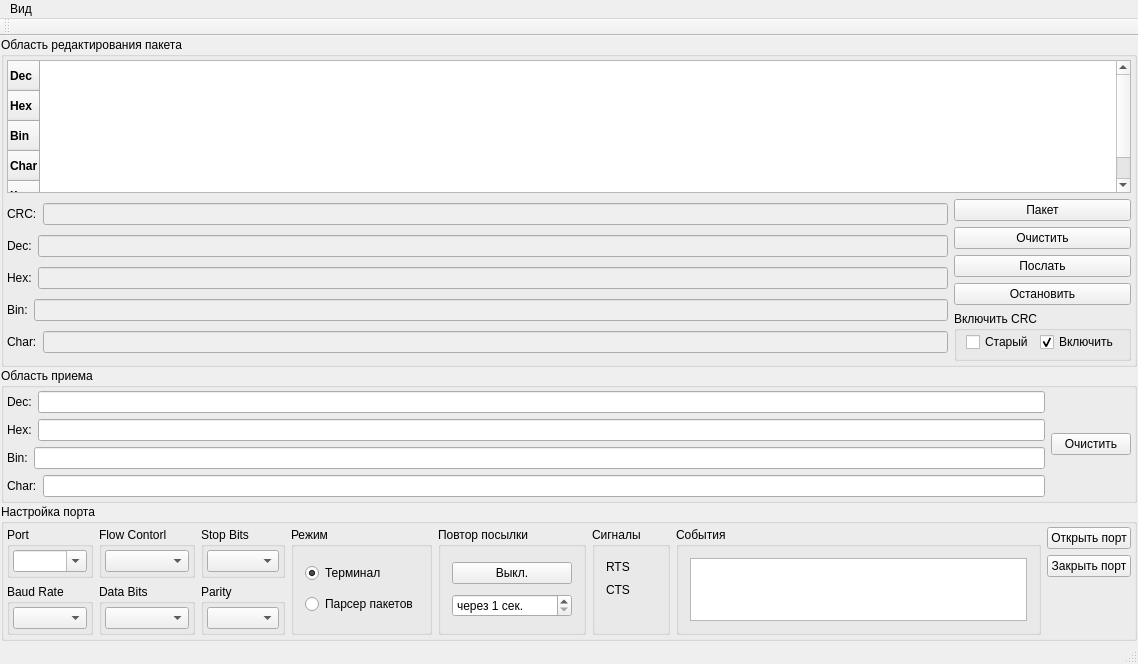
Above: USKTerminal/mainwindow.ui from KurlesHS/USK_Utils before the change. Below: the same form after it.
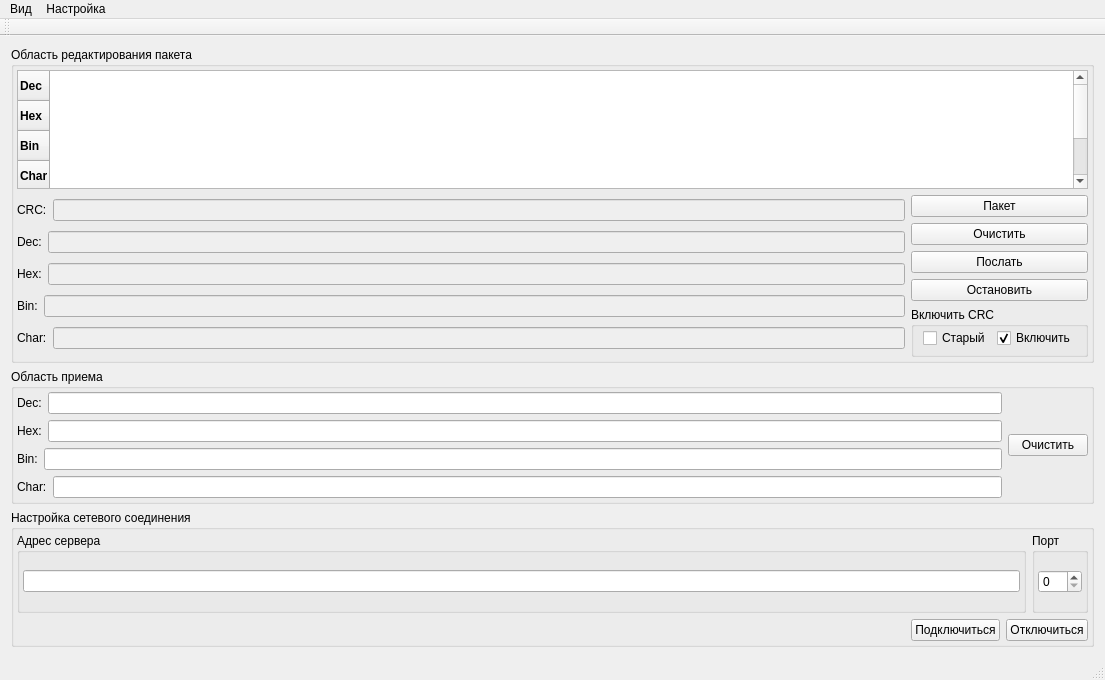
That is the form after the change.

```diff
--- a/USKTerminal/mainwindow.ui
+++ b/USKTerminal/mainwindow.ui
@@ -6,21 +6,15 @@
    <rect>
     <x>0</x>
     <y>0</y>
-    <width>1138</width>
-    <height>664</height>
+    <width>1105</width>
+    <height>680</height>
    </rect>
   </property>
   <property name="windowTitle">
    <string/>
   </property>
   <widget class="QWidget" name="centralWidget">
-   <layout class="QVBoxLayout" name="verticalLayout">
-    <property name="spacing">
-     <number>1</number>
-    </property>
-    <property name="margin">
-     <number>1</number>
-    </property>
+   <layout class="QVBoxLayout" name="verticalLayout_11">
     <item>
      <widget class="QGroupBox" name="groupBox">
       <property name="title">
@@ -405,6 +399,19 @@
      </spacer>
     </item>
     <item>
+     <widget class="QStackedWidget" name="stackedWidget">
+      <property name="currentIndex">
+       <number>1</number>
+      </property>
+      <widget class="QWidget" name="page">
+       <layout class="QVBoxLayout" name="verticalLayout">
+        <property name="spacing">
+         <number>0</number>
+        </property>
+        <property name="margin">
+         <number>0</number>
+        </property>
+        <item>
      <widget class="QGroupBox" name="groupBox_3">
       <property name="title">
        <string>Настройка порта</string>
@@ -683,12 +690,100 @@
     </item>
    </layout>
   </widget>
+      <widget class="QWidget" name="page_2">
+       <layout class="QVBoxLayout" name="verticalLayout_15">
+        <property name="margin">
+         <number>0</number>
+        </property>
+        <item>
+         <widget class="QGroupBox" name="groupBox_10">
+          <property name="title">
+           <string>Настройка сетевого соединения</string>
+          </property>
+          <layout class="QVBoxLayout" name="verticalLayout_22">
+           <property name="margin">
+            <number>3</number>
+           </property>
+           <item>
+            <layout class="QHBoxLayout" name="horizontalLayout_5">
+             <item>
+              <widget class="QGroupBox" name="groupBox_11">
+               <property name="title">
+                <string>Адрес сервера</string>
+               </property>
+               <layout class="QVBoxLayout" name="verticalLayout_16">
+                <property name="margin">
+                 <number>3</number>
+                </property>
+                <item>
+                 <widget class="QLineEdit" name="lineEditServerAddress"/>
+                </item>
+               </layout>
+              </widget>
+             </item>
+             <item>
+              <widget class="QGroupBox" name="groupBox_15">
+               <property name="title">
+                <string>Порт</string>
+               </property>
+               <layout class="QVBoxLayout" name="verticalLayout_21">
+                <property name="margin">
+                 <number>3</number>
+                </property>
+                <item>
+                 <widget class="QSpinBox" name="spinBoxPortNumber"/>
+                </item>
+               </layout>
+              </widget>
+             </item>
+            </layout>
+           </item>
+           <item>
+            <layout class="QHBoxLayout" name="horizontalLayout_11">
+             <item>
+              <spacer name="horizontalSpacer">
+               <property name="orientation">
+                <enum>Qt::Horizontal</enum>
+               </property>
+               <property name="sizeHint" stdset="0">
+                <size>
+                 <width>40</width>
+                 <height>20</height>
+                </size>
+               </property>
+              </spacer>
+             </item>
+             <item>
+              <widget class="QPushButton" name="pushButtonConnectToHost">
+               <property name="text">
+                <string>Подключиться</string>
+               </property>
+              </widget>
+             </item>
+             <item>
+              <widget class="QPushButton" name="pushButtonDisconnectFromHost">
+               <property name="text">
+                <string>Отключиться</string>
+               </property>
+              </widget>
+             </item>
+            </layout>
+           </item>
+          </layout>
+         </widget>
+        </item>
+       </layout>
+      </widget>
+     </widget>
+    </item>
+   </layout>
+  </widget>
   <widget class="QMenuBar" name="menuBar">
    <property name="geometry">
     <rect>
      <x>0</x>
      <y>0</y>
-     <width>1138</width>
+     <width>1105</width>
      <height>21</height>
     </rect>
    </property>
@@ -698,7 +793,15 @@
     </property>
     <addaction name="actionShowParserWindows"/>
    </widget>
+   <widget class="QMenu" name="menu">
+    <property name="title">
+     <string>Настройка</string>
+    </property>
+    <addaction name="actionSerialPort"/>
+    <addaction name="actionNetwork"/>
+   </widget>
    <addaction name="menuView"/>
+   <addaction name="menu"/>
   </widget>
   <widget class="QToolBar" name="mainToolBar">
    <attribute name="toolBarArea">
@@ -720,6 +823,28 @@
     <string>Разбор пакетов</string>
    </property>
   </action>
+  <action name="actionSerialPort">
+   <property name="checkable">
+    <bool>true</bool>
+   </property>
+   <property name="checked">
+    <bool>true</bool>
+   </property>
+   <property name="text">
+    <string>Использовать последовательный порт</string>
+   </property>
+  </action>
+  <action name="actionNetwork">
+   <property name="checkable">
+    <bool>true</bool>
+   </property>
+   <property name="checked">
+    <bool>false</bool>
+   </property>
+   <property name="text">
+    <string>Использовать сетевое соединение</string>
+   </property>
+  </action>
  </widget>
  <layoutdefault spacing="6" margin="11"/>
  <tabstops>
```
Lines whose indentation alone changed are shown as unchanged.
